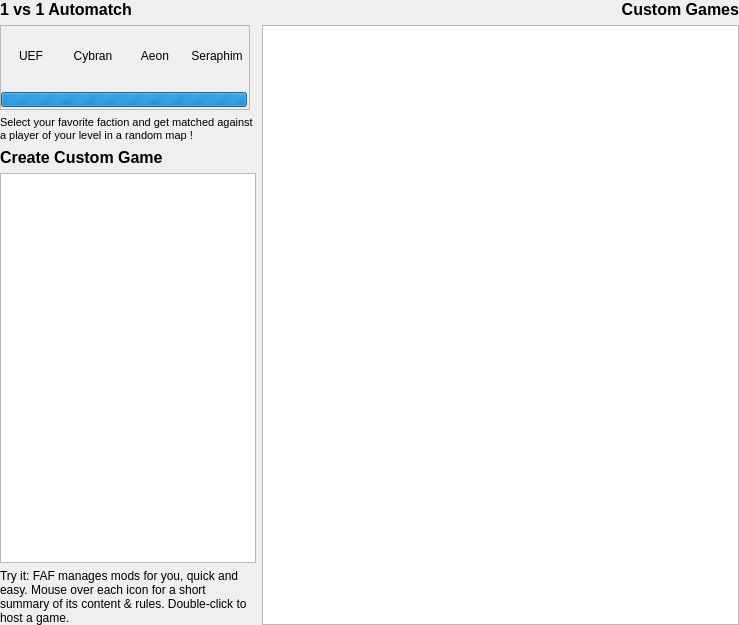
The window that src/_res/games/games.ui (FAForever/client) describes before a commit, drawn with Qt 5.
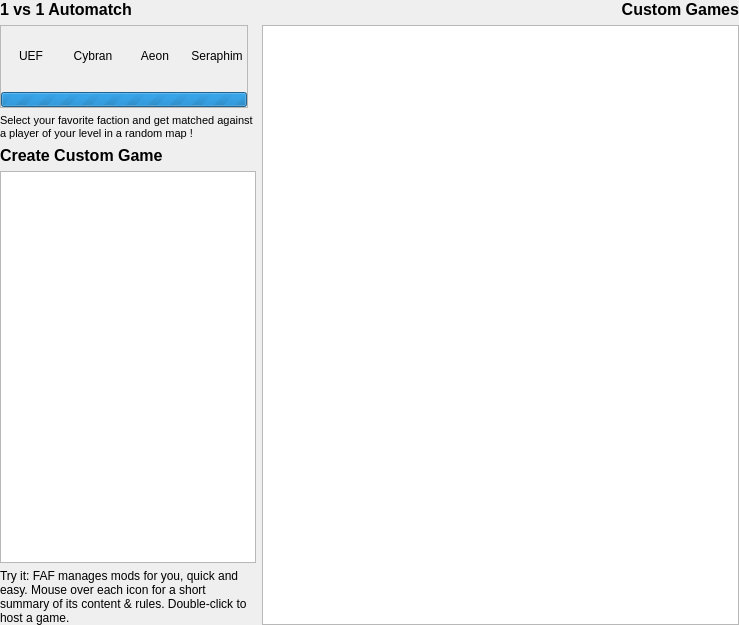
The same window after the commit.

Commit message: Unified some margins and simplified the Tutorials UI code.

What changed in the file:
```diff
--- a/src/_res/games/games.ui
+++ b/src/_res/games/games.ui
@@ -84,18 +84,9 @@
          <property name="sizeConstraint">
           <enum>QLayout::SetFixedSize</enum>
          </property>
-         <property name="leftMargin">
+         <property name="margin">
           <number>0</number>
          </property>
-         <property name="topMargin">
-          <number>0</number>
-         </property>
-         <property name="rightMargin">
-          <number>2</number>
-         </property>
-         <property name="bottomMargin">
-          <number>2</number>
-         </property>
          <item>
           <layout class="QHBoxLayout" name="rankedButtonLayout">
            <property name="spacing">
```
The commit also changes 3 other files.
